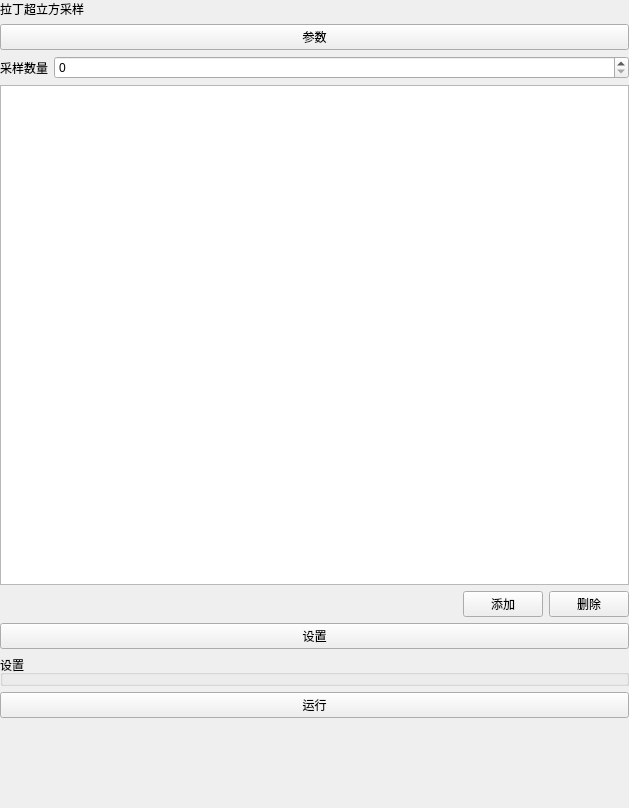
Before: the Qt Designer form plugins/Base_SurrogateModel/LatinHypercubeSampling.ui in asd977/base_cae, drawn with Qt 5.
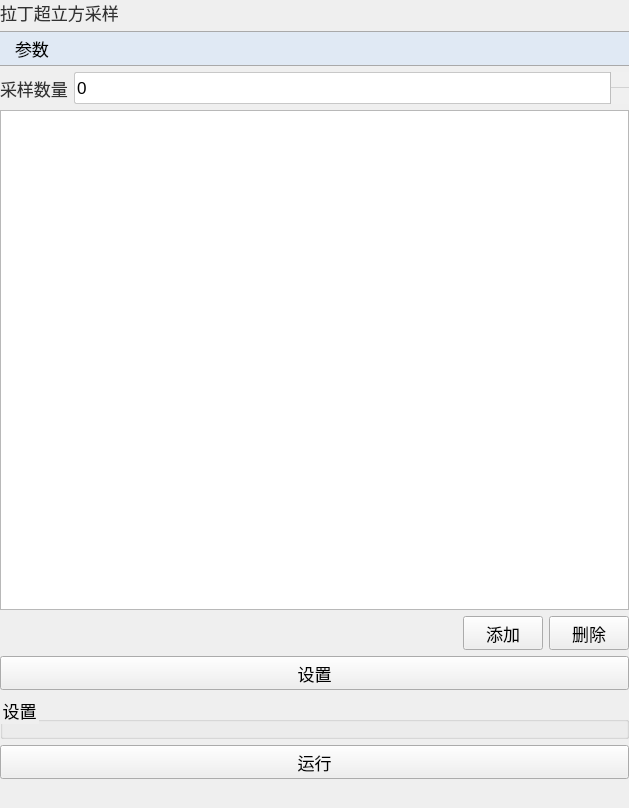
After: the same form once the commit is applied. Icons and pictures are not drawn.

Commit message: style: switch custom control arrows from png to svg

Patch:
```diff
--- a/plugins/Base_SurrogateModel/LatinHypercubeSampling.ui
+++ b/plugins/Base_SurrogateModel/LatinHypercubeSampling.ui
@@ -13,6 +13,104 @@
   <property name="windowTitle">
    <string>Form</string>
   </property>
+  <property name="styleSheet">
+   <string notr="true">QWidget{
+font-family: &quot;Microsoft YaHei&quot;, &quot;微软雅黑&quot;;
+}
+QPushButton {
+    font-size: 17px;
+    min-height: 32px;
+}
+QPushButton#pushButton {
+    background-color: rgb(224, 233, 244);
+    border-width: 1px;
+    border-color: rgb(121, 121, 121);
+    border-style: solid;
+    min-height: 33px;
+    border-top: 1px solid rgb(169, 169, 169);
+    border-bottom: 1px solid rgb(169, 169, 169);
+    border-left: none;
+    border-right: none;
+    text-align: left;
+    padding-left: 15px;
+    font-size: 17px;
+}
+QLabel {
+    font-size: 17px;
+    color: rgb(51, 51, 51);
+}
+QLabel#pageNameLabel {
+    font-size: 20px;
+    padding-left: 9px;
+    color: rgb(53, 103, 147);
+}
+QLineEdit, QTextEdit, QPlainTextEdit, QSpinBox, QDoubleSpinBox, QDateTimeEdit {
+    border: 1px solid rgb(200, 200, 200);
+    border-radius: 2px;
+    font-size: 17px;
+    min-height: 30px;
+}
+QLineEdit:focus, QTextEdit:focus, QPlainTextEdit:focus,
+QSpinBox:focus, QDoubleSpinBox:focus, QDateTimeEdit:focus {
+    border-color: rgb(100, 100, 255);
+    outline: none;
+}
+QComboBox {
+    font-size: 17px;
+    color: rgb(51, 51, 51);
+    padding-left: 6px;
+    background: rgb(240, 240, 240);
+    border: 1px solid rgb(169, 169, 169);
+    border-radius: 3px;
+    min-height: 30px;
+}
+QComboBox::drop-down {
+    subcontrol-origin: padding;
+    subcontrol-position: top right;
+    width: 20px;
+    background: rgb(240, 240, 240);
+    border-left: 1px solid rgb(190, 190, 190);
+}
+QComboBox::down-arrow {
+    image: url(:/resources/arrow_down_drawn.svg);
+    width: 12px;
+    height: 12px;
+}
+QSpinBox::up-button, QDoubleSpinBox::up-button {
+    subcontrol-origin: border;
+    subcontrol-position: top right;
+    width: 18px;
+    border-left: 1px solid rgb(190, 190, 190);
+    border-bottom: 1px solid rgb(210, 210, 210);
+    background: rgb(240, 240, 240);
+}
+QSpinBox::down-button, QDoubleSpinBox::down-button {
+    subcontrol-origin: border;
+    subcontrol-position: bottom right;
+    width: 18px;
+    border-left: 1px solid rgb(190, 190, 190);
+    background: rgb(240, 240, 240);
+}
+QSpinBox::up-arrow, QDoubleSpinBox::up-arrow {
+    image: url(:/resources/arrow_up_drawn.svg);
+    width: 10px;
+    height: 10px;
+}
+QSpinBox::down-arrow, QDoubleSpinBox::down-arrow {
+    image: url(:/resources/arrow_down_drawn.svg);
+    width: 10px;
+    height: 10px;
+}
+QRadioButton, QCheckBox, QGroupBox {
+    font-size: 17px;
+}
+QTableWidget, QTreeWidget, QListWidget {
+    font-size: 16px;
+    gridline-color: rgb(210, 210, 210);
+}
+
+</string>
+  </property>
   <layout class="QVBoxLayout" name="verticalLayout">
    <property name="leftMargin">
     <number>0</number>
```
The commit also changes 45 other files.
